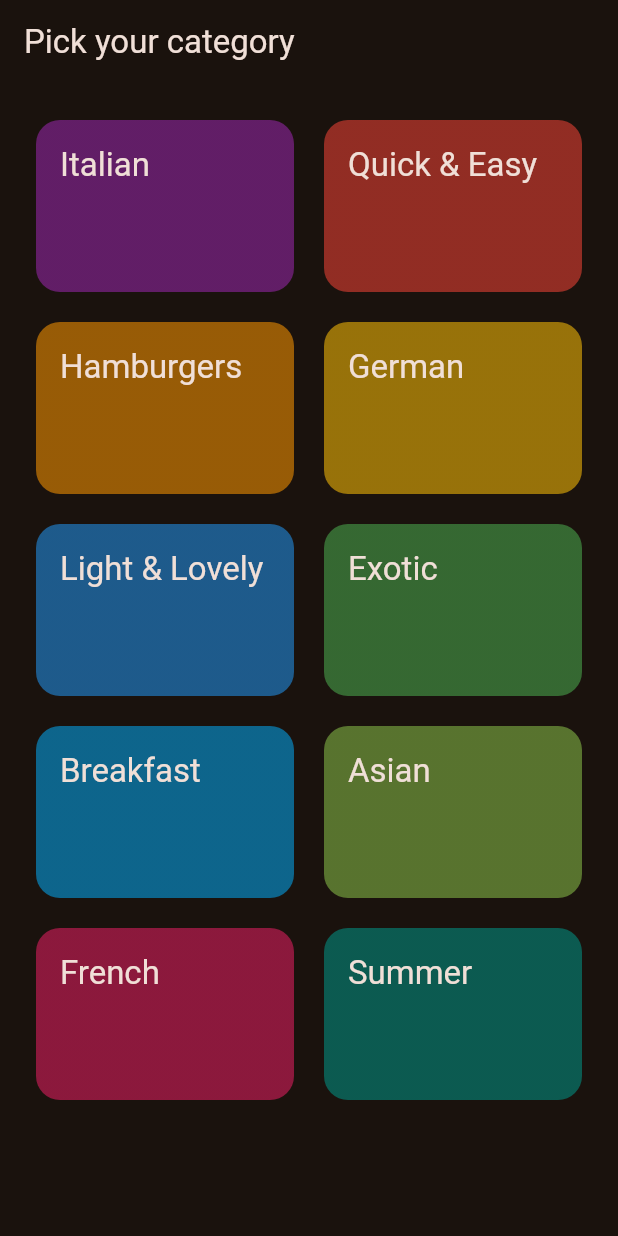
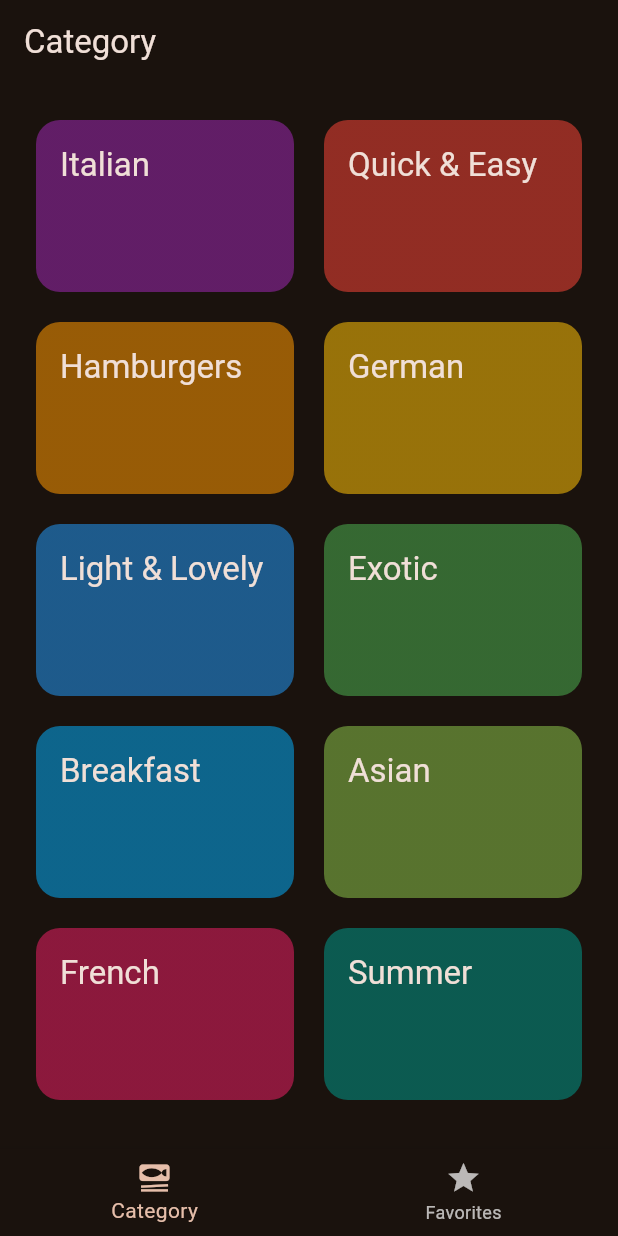
Before and after one commit to DmitrySergienko/flutter_meal, a Flutter app: the screen it shows after launch, on a phone screen of 412 x 824 dp. Run offline on Flutter 3.47's test engine with Material 2 defaults, Android fonts, the phone set to English and light mode, and no system bars; our stand-ins replace google_fonts, transparent_image.

Commit message:
bottom navigation bar attach

```diff
--- a/lib/main.dart
+++ b/lib/main.dart
@@ -1,6 +1,7 @@
 import 'package:flutter/material.dart';
 import 'package:google_fonts/google_fonts.dart';
 import 'package:meal_app/presentation/screens/category_screen.dart';
+import 'package:meal_app/presentation/screens/tabsScreen.dart';
 
 final theme = ThemeData(
   useMaterial3: true,
@@ -20,6 +21,6 @@ class App extends StatelessWidget {
 
   @override
   Widget build(BuildContext context) {
-    return MaterialApp(theme: theme, home: CategoryScreen());
+    return MaterialApp(theme: theme, home: TabsScreen());
   }
 }
--- a/lib/presentation/screens/category_screen.dart
+++ b/lib/presentation/screens/category_screen.dart
@@ -27,9 +27,7 @@ class CategoryScreen extends StatelessWidget {
 
   @override
   Widget build(BuildContext context) {
-    return Scaffold(
-      appBar: AppBar(title: const Text('Pick your category')),
-      body: GridView(
+    return  GridView(
         padding: const EdgeInsets.all(24),
         gridDelegate: const SliverGridDelegateWithFixedCrossAxisCount(
             crossAxisCount: 2,
@@ -44,7 +42,6 @@ class CategoryScreen extends StatelessWidget {
               navigateToMealList(context,category);
             },)
         ],
-      ),
-    );
+      );
   }
 }
--- /dev/null
+++ b/lib/presentation/screens/tabsScreen.dart
@@ -0,0 +1,60 @@
+import 'package:flutter/material.dart';
+import 'package:meal_app/presentation/screens/category_screen.dart';
+import 'package:meal_app/presentation/screens/meals_screen.dart';
+
+class TabsScreen extends StatefulWidget {
+  const TabsScreen({super.key});
+
+  @override
+  State<StatefulWidget> createState() {
+    return _TabsScreenState();
+  }
+}
+
+class _TabsScreenState extends State<TabsScreen> {
+
+  //for bottom navigation tab
+  int _selectedTabIndex =0;
+
+  void _selectPage(int index){
+    setState(() {
+      _selectedTabIndex = index;
+    });
+  }
+
+  @override
+  Widget build(BuildContext context) {
+
+    Widget activePage =  const CategoryScreen();
+    var activePageTitle = 'Category';
+
+    switch(_selectedTabIndex){
+      case 0:
+      activePage = CategoryScreen();
+      break;
+      case 1:
+      activePage = const MealsScreen(meals: []);
+      activePageTitle = 'Your Favorites';
+      break;
+      default:
+      activePage = CategoryScreen();
+
+    }
+
+    return Scaffold(
+      appBar: AppBar(
+        title: Text(activePageTitle),
+      ),
+      body: activePage,
+      bottomNavigationBar: BottomNavigationBar(
+        onTap: _selectPage,
+        currentIndex: _selectedTabIndex,
+        items: const [
+          BottomNavigationBarItem(icon: Icon(Icons.set_meal), label: 'Category'),
+          BottomNavigationBarItem(icon: Icon(Icons.star), label: 'Favorites')
+        ],
+
+      ),
+    );
+  }
+}
```
Also changed, not shown: lib/presentation/screens/meals_screen.dart (+9 -6 lines).
